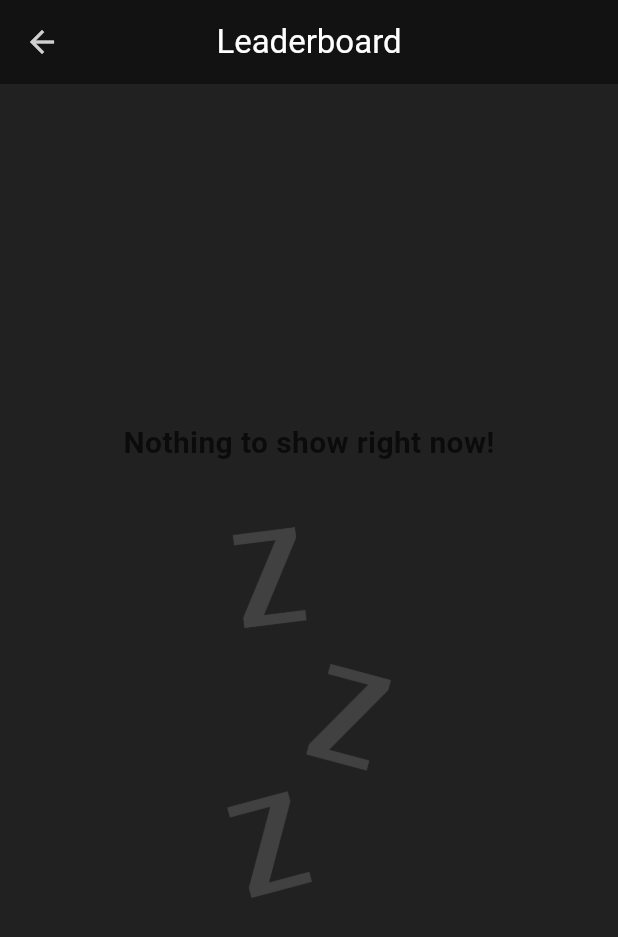
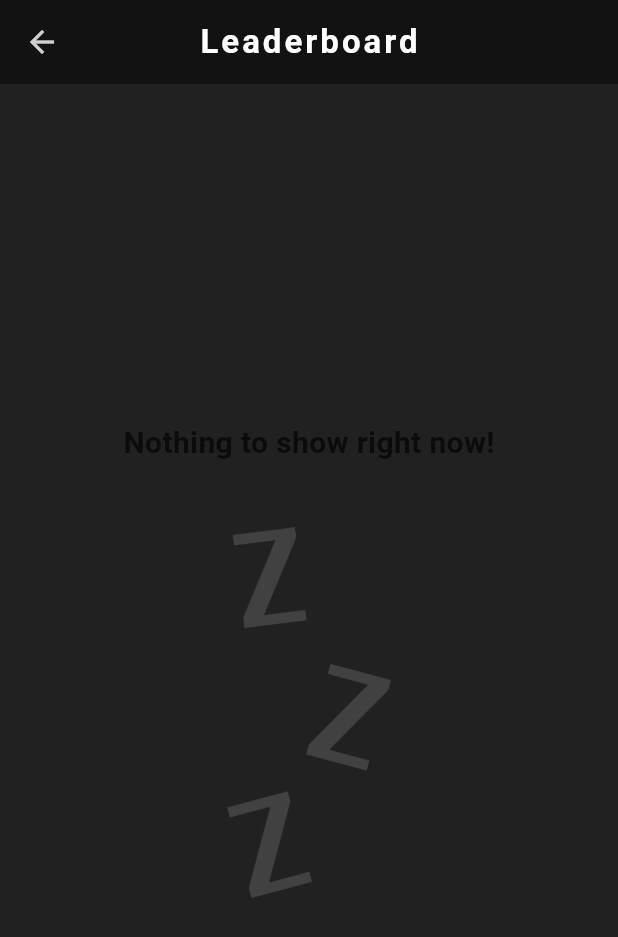
Before and after one commit to Aman-Sirmaur19/StudyBuddy_App, a Flutter app: the LeaderboardScreen screen opened directly, on a phone screen of 412 x 824 dp. Shown: the top 937 px of the screen. Run offline on Flutter 3.47's test engine with Material 3 defaults, Android fonts, the phone set to English and light mode, and no system bars; our stand-ins replace cloud_firestore, country_picker, file_picker, firebase_auth, firebase_core, firebase_storage and 3 more; missing offline and left inert: easy_pdf_viewer, flutter_glow, fluttermoji; accounts and stored records are empty.

Commit message:
Updated UI.

```diff
--- a/lib/screens/leaderboard_screen.dart
+++ b/lib/screens/leaderboard_screen.dart
@@ -23,7 +23,12 @@ class _LeaderboardScreenState extends State<LeaderboardScreen> {
   @override
   Widget build(BuildContext context) {
     return Scaffold(
-      appBar: AppBar(title: const Text('Leaderboard'), centerTitle: true),
+      appBar: AppBar(
+          title: const Text(
+            'Leaderboard',
+            style: TextStyle(fontWeight: FontWeight.bold, letterSpacing: 2),
+          ),
+          centerTitle: true),
       body: StreamBuilder(
           stream: APIs.getAllUsers(),
           builder: (context, snapshot) {
--- a/lib/screens/profile/profile_screen.dart
+++ b/lib/screens/profile/profile_screen.dart
@@ -29,7 +29,11 @@ class _ProfileScreenState extends State<ProfileScreen> {
       // for hiding keyboard
       onTap: () => FocusScope.of(context).unfocus(),
       child: Scaffold(
-        appBar: AppBar(title: const Text('My Profile')),
+        appBar: AppBar(
+            title: const Text(
+          'My Profile',
+          style: TextStyle(fontWeight: FontWeight.bold, letterSpacing: 2),
+        )),
         body: Form(
           key: _formKey,
           child: Padding(
```
Also changed, not shown: lib/widgets/main_drawer.dart (+8 -5 lines).
